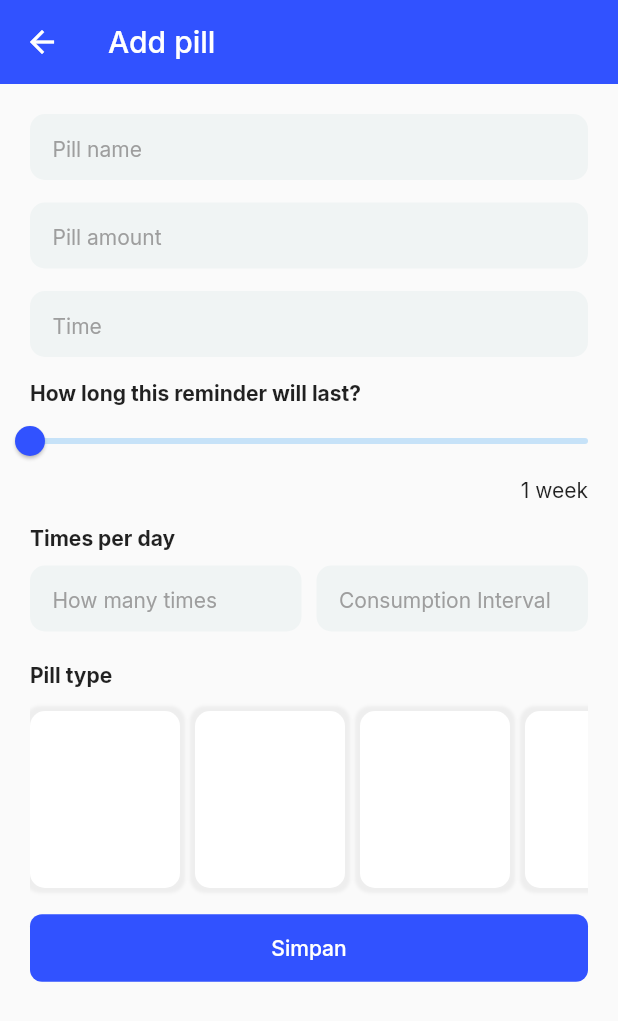
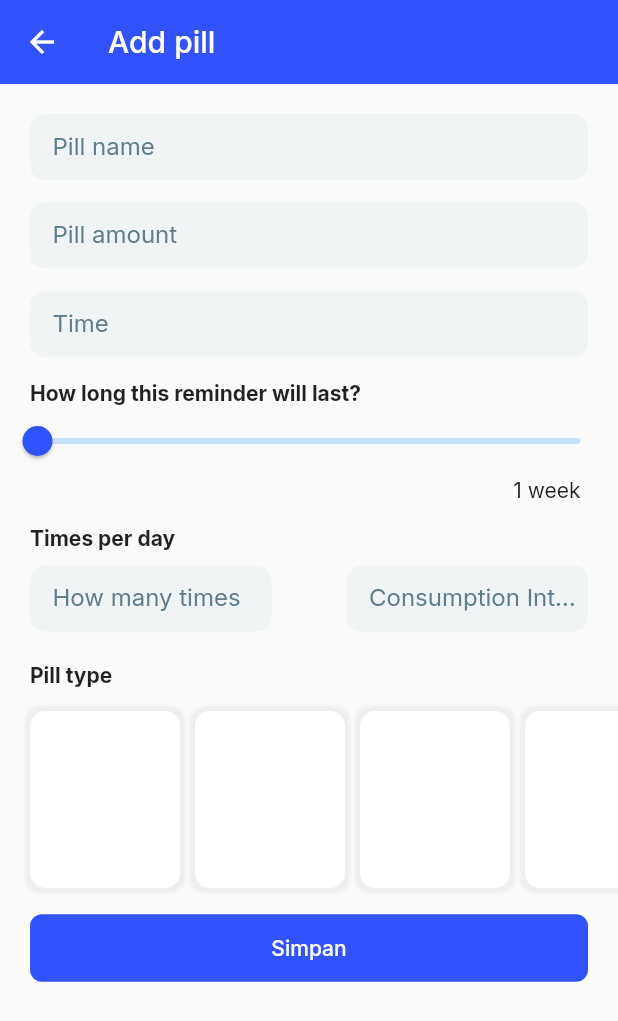
Before and after one commit to AdiatsaPutra/siatma, a Flutter app: the AddReminderPage screen opened by its route, on a phone screen of 412 x 824 dp. Shown: the top 1021 px of the screen. Run offline on Flutter 3.47's test engine with Material 2 defaults, Android fonts, the phone set to English and light mode, and no system bars; our stand-ins replace bloc, calendar_timeline, dartz, flutter_bloc, freezed_annotation, google_fonts and 3 more; accounts and stored records are empty.

Commit message:
add labelText

```diff
--- a/lib/pages/add_reminder_page.dart
+++ b/lib/pages/add_reminder_page.dart
@@ -8,35 +8,44 @@ class AddReminderPage extends StatelessWidget {
     final addReminder = context.read<AddReminderCubit>();
     return Scaffold(
       appBar: AppBar(title: const Text('Add pill')),
-      body: Padding(
-        padding: const EdgeInsets.symmetric(horizontal: 20),
-        child: ListView(
+      body: ListView(
         children: [
           kBigVerticalSpacing,
 
           ///
           CustomTextField(
             controller: TextEditingController(),
-              hintText: 'Pill name',
+            labelText: 'Pill name',
+            hintText: 'eg: Pil KB',
           ),
           kMediumVerticalSpacing,
 
           ///
           CustomTextField(
             controller: TextEditingController(),
-              hintText: 'Pill amount',
+            labelText: 'Pill amount',
+            hintText: '1',
           ),
           kMediumVerticalSpacing,
 
           ///
           CustomTextField(
             controller: TextEditingController(),
-              hintText: 'Time',
+            labelText: 'Time',
+            hintText: '07:00',
           ),
           kMediumVerticalSpacing,
 
           ///
+          Padding(
+            padding: const EdgeInsets.symmetric(horizontal: 20),
+            child:
                 Text('How long this reminder will last?', style: kBodyTextBold),
+          ),
+          Padding(
+            padding: const EdgeInsets.symmetric(horizontal: 25),
+            child: Column(
+              children: [
                 SliderTheme(
                   data: SliderThemeData(
                     thumbColor: kPrimaryColor,
@@ -70,22 +79,30 @@ class AddReminderPage extends StatelessWidget {
                   ),
                 ),
                 kMediumVerticalSpacing,
+              ],
+            ),
+          ),
 
           ///
-            Text('Times per day', style: kBodyTextBold),
+          Padding(
+            padding: const EdgeInsets.symmetric(horizontal: 20),
+            child: Text('Times per day', style: kBodyTextBold),
+          ),
           kSmallVerticalSpacing,
           Row(
             children: [
               Expanded(
                 child: CustomTextField(
-                    hintText: 'How many times',
+                  labelText: 'How many times',
+                  hintText: '1x',
                   controller: TextEditingController(),
                 ),
               ),
               kSmallHorizontalSpacing,
               Expanded(
                 child: CustomTextField(
-                    hintText: 'Consumption Interval',
+                  labelText: 'Consumption Interval',
+                  hintText: '5',
                   controller: TextEditingController(),
                 ),
               ),
@@ -94,12 +111,20 @@ class AddReminderPage extends StatelessWidget {
           kBigVerticalSpacing,
 
           ///
-            Text('Pill type', style: kBodyTextBold),
+          Padding(
+            padding: const EdgeInsets.symmetric(horizontal: 20),
+            child: Text('Pill type', style: kBodyTextBold),
+          ),
           SizedBox(
+            //padding: const EdgeInsets.only(left: 20),
             height: 150,
+            child: Expanded(
               child: ListView(
                 scrollDirection: Axis.horizontal,
                 children: [
+                  SizedBox(
+                    width: 20,
+                  ),
                   ...List.generate(
                     5,
                     (index) => BlocBuilder<AddReminderCubit, AddReminderState>(
@@ -125,12 +150,14 @@ class AddReminderPage extends StatelessWidget {
                                     color: Colors.grey[200]!,
                                   )
                                 ]),
+                            //   child: Image.asset('assets/kapsul.jpg'),
                           ),
                         );
                       },
                     ),
                   ),
                 ],
+              ),
             ),
           ),
 
@@ -150,7 +177,6 @@ class AddReminderPage extends StatelessWidget {
           ),
           kBigVerticalSpacing,
         ],
-        ),
       ),
     );
   }
--- a/lib/pages/login_page.dart
+++ b/lib/pages/login_page.dart
@@ -1,12 +1,20 @@
 part of 'pages.dart';
 
-class LoginPage extends StatelessWidget {
+class LoginPage extends StatefulWidget {
   const LoginPage({Key? key}) : super(key: key);
 
   @override
+  State<LoginPage> createState() => _LoginPageState();
+}
+
+class _LoginPageState extends State<LoginPage> {
+  @override
   Widget build(BuildContext context) {
+    TextEditingController controller = TextEditingController(text: "");
+    final _formKey = GlobalKey<FormState>();
     final user = context.read<UserCubit>();
     return Scaffold(
+      resizeToAvoidBottomInset: false,
       body: Stack(
         children: [
           Container(
@@ -27,7 +35,7 @@ class LoginPage extends StatelessWidget {
               borderRadius: const BorderRadius.only(
                   topLeft: Radius.circular(20), topRight: Radius.circular(20)),
               child: Container(
-                padding: const EdgeInsets.symmetric(horizontal: 20),
+                //  padding: const EdgeInsets.symmetric(horizontal: 20),
                 width: MediaQuery.of(context).size.width,
                 height: 3 * MediaQuery.of(context).size.height / 5,
                 color: Colors.white,
@@ -37,20 +45,31 @@ class LoginPage extends StatelessWidget {
                     kBiggestVerticalSpacing,
 
                     ///
-                    Text('Masuk/Daftar', style: kBodyTextBold),
+                    Padding(
+                      padding: const EdgeInsets.symmetric(horizontal: 20),
+                      child: Text('Masuk/Daftar', style: kBodyTextBold),
+                    ),
                     kBigVerticalSpacing,
 
                     ///
                     CustomTextField(
                       controller: user.name,
-                      hintText: 'Name',
+                      labelText: 'Name',
+                      hintText: 'John',
                     ),
                     kMediumVerticalSpacing,
 
                     ///
                     CustomTextField(
+                      validator: (value) {
+                        if (value == null || value.isEmpty) {
+                          return 'Please enter some text';
+                        }
+                        return null;
+                      },
                       controller: user.password,
-                      hintText: 'Password',
+                      labelText: 'Password',
+                      hintText: 'Minimum 6 Digits',
                     ),
                     kMediumVerticalSpacing,
 
@@ -73,8 +92,14 @@ class LoginPage extends StatelessWidget {
                         ),
                         orElse: () => CustomButton(
                           child: const Text('Simpan'),
-                          onTap: () {
+                          onTap:
+                              // user.password.text.isEmpty
+                              //     ?  () {}
+                              //     :
+                              () {
+                            // if (_formKey.currentState!.validate()) {
                             user.login();
+                            //  }
                           },
                         ),
                       ),
--- a/lib/widgets/custom_button.dart
+++ b/lib/widgets/custom_button.dart
@@ -2,17 +2,21 @@ part of 'widgets.dart';
 
 class CustomButton extends StatelessWidget {
   final Widget child;
+  final Color? colorButton;
   final VoidCallback? onTap;
 
   const CustomButton({
     Key? key,
     required this.onTap,
     required this.child,
+    this.colorButton,
   }) : super(key: key);
 
   @override
   Widget build(BuildContext context) {
-    return Column(
+    return Padding(
+      padding: const EdgeInsets.symmetric(horizontal: 20),
+      child: Column(
         crossAxisAlignment: CrossAxisAlignment.stretch,
         children: [
           ElevatedButton(
@@ -23,13 +27,14 @@ class CustomButton extends StatelessWidget {
               padding: const EdgeInsets.symmetric(
                 vertical: 14,
               ),
-            primary: kPrimaryColor,
+              primary: colorButton ?? kPrimaryColor,
               shape: RoundedRectangleBorder(
                 borderRadius: BorderRadius.circular(8),
               ),
             ),
           )
         ],
+      ),
     );
   }
 }
--- a/lib/widgets/custom_text_field.dart
+++ b/lib/widgets/custom_text_field.dart
@@ -3,18 +3,29 @@ part of 'widgets.dart';
 class CustomTextField extends StatelessWidget {
   final TextEditingController controller;
   final int? maxLines;
+  final String labelText;
   final String hintText;
+  final Key? keey;
+  final String? Function(String?)? validator;
 
-  const CustomTextField({
-    Key? key,
+  const CustomTextField(
+      {Key? key,
+      this.keey,
       this.maxLines,
+      required this.labelText,
       required this.hintText,
       required this.controller,
-  }) : super(key: key);
+      this.validator})
+      : super(key: key);
 
   @override
   Widget build(BuildContext context) {
-    return TextField(
+    return Padding(
+      padding: const EdgeInsets.symmetric(horizontal: 20),
+      child: Form(
+        key: keey,
+        child: TextFormField(
+          validator: validator,
           controller: controller,
           maxLines: maxLines,
           onChanged: (value) {},
@@ -26,6 +37,8 @@ class CustomTextField extends StatelessWidget {
             disabledBorder: InputBorder.none,
             isDense: true,
             contentPadding: const EdgeInsets.fromLTRB(15, 15, 0, 10),
+            labelText: labelText,
+            labelStyle: TextStyle(color: Colors.blueGrey),
             hintText: hintText,
             suffix: GestureDetector(
               onTap: () {},
@@ -51,6 +64,8 @@ class CustomTextField extends StatelessWidget {
               borderSide: BorderSide(color: Colors.transparent, width: 2),
             ),
           ),
+        ),
+      ),
     );
   }
 }
```
Also changed, not shown: assets/kapsul.jpg (added), pubspec.lock, 1 other file. Lines whose indentation alone changed are shown as unchanged.
